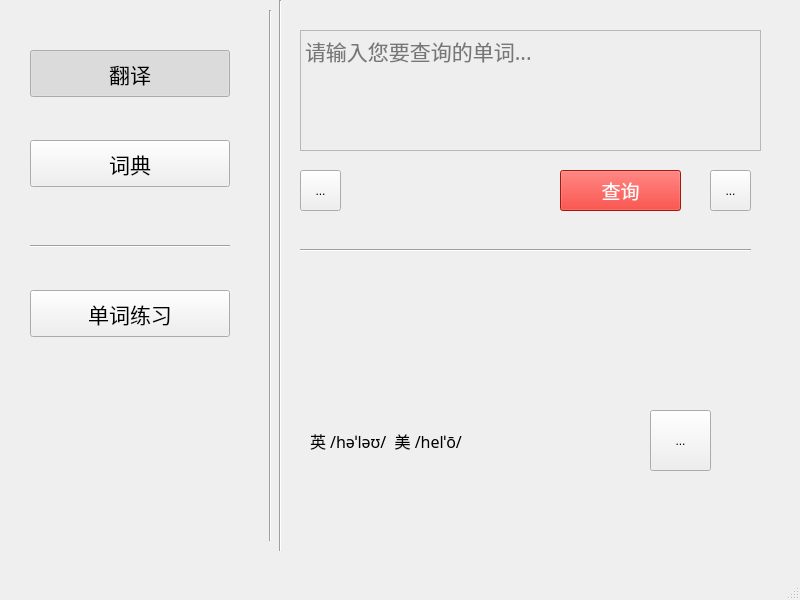
The window that mainwindow.ui (english-memory-word/demo-english-memory-word) describes before a commit, drawn with Qt 5.
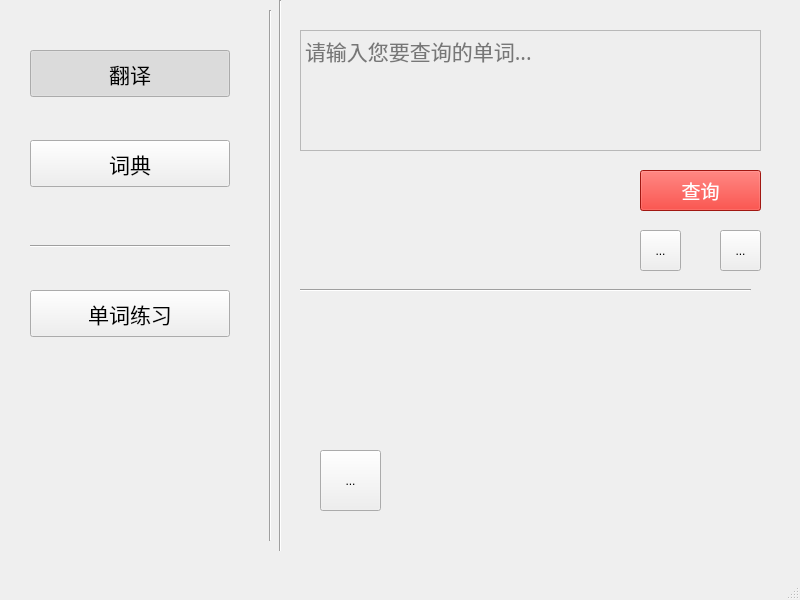
The same window after the commit. The open tabs and pages were chosen to show the change. Icons and pictures are not drawn.

What changed in the file:
```diff
--- a/mainwindow.ui
+++ b/mainwindow.ui
@@ -260,7 +260,7 @@
      <widget class="QPushButton" name="getTransBtn">
       <property name="geometry">
        <rect>
-        <x>290</x>
+        <x>370</x>
         <y>170</y>
         <width>121</width>
         <height>41</height>
@@ -283,10 +283,10 @@
      <widget class="QLabel" name="transResult">
       <property name="geometry">
        <rect>
-        <x>40</x>
-        <y>310</y>
+        <x>20</x>
+        <y>330</y>
         <width>471</width>
-        <height>61</height>
+        <height>91</height>
        </rect>
       </property>
       <property name="font">
@@ -302,10 +302,10 @@
      <widget class="QLabel" name="transSymbol">
       <property name="geometry">
        <rect>
-        <x>40</x>
-        <y>420</y>
-        <width>321</width>
-        <height>41</height>
+        <x>30</x>
+        <y>170</y>
+        <width>301</width>
+        <height>91</height>
        </rect>
       </property>
       <property name="font">
@@ -315,14 +315,14 @@
        </font>
       </property>
       <property name="text">
-       <string>英 /həˈləʊ/  美 /helˈō/ </string>
+       <string/>
       </property>
      </widget>
      <widget class="QToolButton" name="transReadingBtn">
       <property name="geometry">
        <rect>
-        <x>380</x>
-        <y>410</y>
+        <x>50</x>
+        <y>450</y>
         <width>61</width>
         <height>61</height>
        </rect>
@@ -345,7 +345,7 @@
       <property name="geometry">
        <rect>
         <x>30</x>
-        <y>240</y>
+        <y>280</y>
         <width>451</width>
         <height>20</height>
        </rect>
@@ -357,8 +357,8 @@
      <widget class="QToolButton" name="favorBtn">
       <property name="geometry">
        <rect>
-        <x>30</x>
-        <y>170</y>
+        <x>370</x>
+        <y>230</y>
         <width>41</width>
         <height>41</height>
        </rect>
@@ -389,8 +389,8 @@
      <widget class="QToolButton" name="inputReadingBtn">
       <property name="geometry">
        <rect>
-        <x>440</x>
-        <y>170</y>
+        <x>450</x>
+        <y>230</y>
         <width>41</width>
         <height>41</height>
        </rect>
```
Left out of the diff: 30 changed lines with no effect on the pictures.
